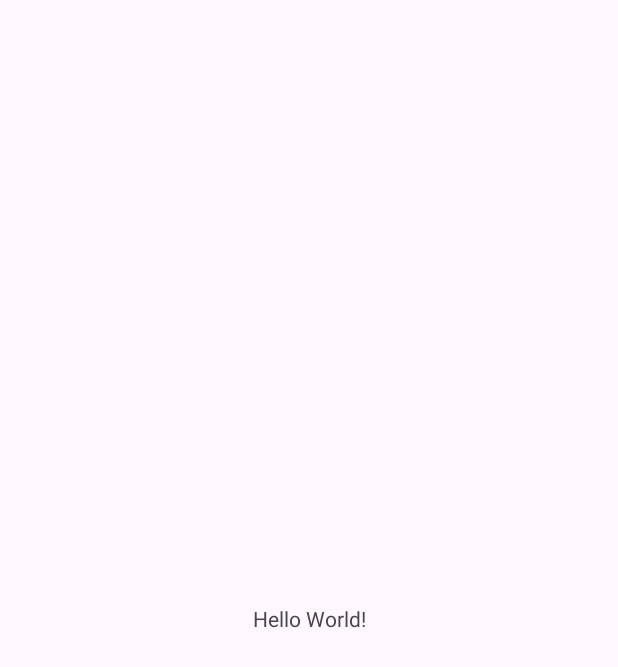
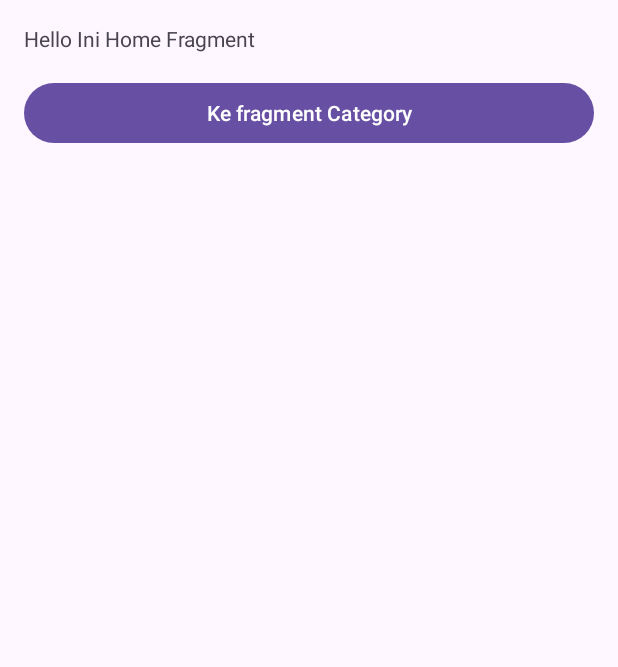
Before and after one commit to ezrabrilliant/MyFlexibleFragment, an Android app: the screen it shows after launch (MainActivity), on a phone screen of 412 x 824 dp. Before the commit the part shown is almost empty. Shown: the top 667 px of the screen. Run offline under Robolectric (Android 15) with nearby library versions, the phone set to English and light mode, and no system bars.

Commit message:
adding Fragment

```diff
--- /dev/null
+++ b/app/src/main/java/com/ezrabrilliant/myflexiblefragment/HomeFragment.kt
@@ -0,0 +1,26 @@
+package com.ezrabrilliant.myflexiblefragment
+
+import android.os.Bundle
+import androidx.fragment.app.Fragment
+import android.view.LayoutInflater
+import android.view.View
+import android.view.ViewGroup
+import android.widget.Button
+
+class HomeFragment : Fragment(), View.OnClickListener {
+
+    override fun onCreateView(inflater: LayoutInflater, container: ViewGroup?,
+                              savedInstanceState: Bundle?): View? {
+        // Inflate the layout for this fragment
+        return inflater.inflate(R.layout.fragment_home, container, false)
+    }
+
+    override fun onViewCreated(view: View, savedInstanceState: Bundle?) {
+        super.onViewCreated(view, savedInstanceState)
+        val btnCategory:Button = view.findViewById(R.id.btn_category)
+        btnCategory.setOnClickListener(this)
+    }
+    override fun onClick(v: View) {
+
+    }
+}
--- a/app/src/main/java/com/ezrabrilliant/myflexiblefragment/MainActivity.kt
+++ b/app/src/main/java/com/ezrabrilliant/myflexiblefragment/MainActivity.kt
@@ -1,6 +1,7 @@
 package com.ezrabrilliant.myflexiblefragment
 
 import android.os.Bundle
+import android.util.Log
 import androidx.activity.enableEdgeToEdge
 import androidx.appcompat.app.AppCompatActivity
 import androidx.core.view.ViewCompat
@@ -9,12 +10,17 @@ import androidx.core.view.WindowInsetsCompat
 class MainActivity : AppCompatActivity() {
     override fun onCreate(savedInstanceState: Bundle?) {
         super.onCreate(savedInstanceState)
-        enableEdgeToEdge()
         setContentView(R.layout.activity_main)
-        ViewCompat.setOnApplyWindowInsetsListener(findViewById(R.id.main)) { v, insets ->
-            val systemBars = insets.getInsets(WindowInsetsCompat.Type.systemBars())
-            v.setPadding(systemBars.left, systemBars.top, systemBars.right, systemBars.bottom)
-            insets
+
+        val fragmentManager = supportFragmentManager
+        val homeFragment = HomeFragment()
+        val fragment = fragmentManager.findFragmentByTag(HomeFragment::class.java.simpleName)
+        if (fragment !is HomeFragment) {
+            Log.d("MyFlexibleFragment", "Fragment Name :" + HomeFragment::class.java.simpleName)
+            fragmentManager
+                .beginTransaction()
+                .add(R.id.frame_container, homeFragment, HomeFragment::class.java.simpleName)
+                .commit()
         }
     }
 }
--- a/app/src/main/res/layout/activity_main.xml
+++ b/app/src/main/res/layout/activity_main.xml
@@ -1,19 +1,6 @@
 <?xml version="1.0" encoding="utf-8"?>
-<androidx.constraintlayout.widget.ConstraintLayout xmlns:android="http://schemas.android.com/apk/res/android"
-    xmlns:app="http://schemas.android.com/apk/res-auto"
+<FrameLayout xmlns:android="http://schemas.android.com/apk/res/android"
     xmlns:tools="http://schemas.android.com/tools"
-    android:id="@+id/main"
+    android:id="@+id/frame_container"
     android:layout_width="match_parent"
-    android:layout_height="match_parent"
-    tools:context=".MainActivity">
-
-    <TextView
-        android:layout_width="wrap_content"
-        android:layout_height="wrap_content"
-        android:text="Hello World!"
-        app:layout_constraintBottom_toBottomOf="parent"
-        app:layout_constraintEnd_toEndOf="parent"
-        app:layout_constraintStart_toStartOf="parent"
-        app:layout_constraintTop_toTopOf="parent" />
-
-</androidx.constraintlayout.widget.ConstraintLayout>
+    android:layout_height="match_parent"/>
--- /dev/null
+++ b/app/src/main/res/layout/fragment_home.xml
@@ -0,0 +1,19 @@
+<LinearLayout xmlns:android="http://schemas.android.com/apk/res/android"
+    xmlns:tools="http://schemas.android.com/tools"
+    android:layout_width="match_parent"
+    android:layout_height="match_parent"
+    android:orientation="vertical">
+
+    <TextView
+        android:layout_width="match_parent"
+        android:layout_height="wrap_content"
+        android:layout_margin="16dp"
+        android:text="@string/hello_home_fragment" />
+    <Button
+        android:id="@+id/btn_category"
+        android:layout_width="match_parent"
+        android:layout_height="wrap_content"
+        android:layout_marginStart="16dp"
+        android:layout_marginEnd="16dp"
+        android:text="@string/to_category" />
+</LinearLayout>
--- a/app/src/main/res/values/strings.xml
+++ b/app/src/main/res/values/strings.xml
@@ -1,3 +1,21 @@
 <resources>
     <string name="app_name">MyFlexibleFragment</string>
+
+    <string name="hello_blank_fragment">Hello blank fragment</string>
+    <string name="this_profile">Ini activity Profile</string>
+    <string name="this_category">Ini fragment Category</string>
+    <string name="category_lifestyle">Ke fragment Lifestyle</string>
+    <string name="category_name">Category Name</string>
+    <string name="category_description">Category Description</string>
+    <string name="to_profile">Ke Halaman Profile Activity</string>
+    <string name="show_dialog">Tampilkan sebuah dialog</string>
+    <string name="hello_home_fragment">Hello Ini Home Fragment</string>
+    <string name="to_category">Ke fragment Category</string>
+    <string name="question_coach">Siapa pelatih tersukses Machester United?</string>
+    <string name="sir_alex_ferguson">Sir Alex Ferguson</string>
+    <string name="jose_mourinho">Jose Mourinho</string>
+    <string name="louis_van_gaal">Louis Van Gaal</string>
+    <string name="david_moyes">David Moyes</string>
+    <string name="choose">Pilih</string>
+    <string name="close">Tutup</string>
 </resources>
```
